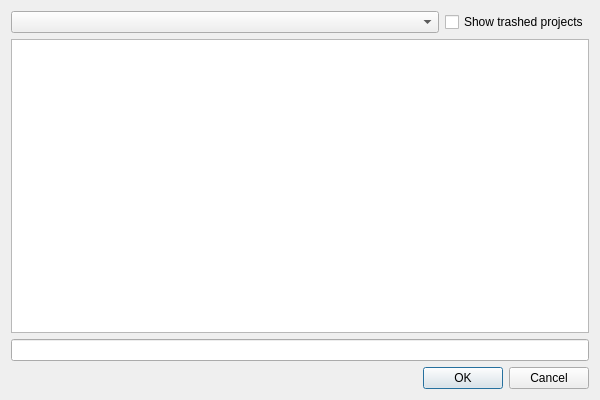
This is src/pythonGui/karabo_gui/project/dialog/project_handle.ui in European-XFEL/Karabo as Qt 5 draws it before an edit. The edited form follows.
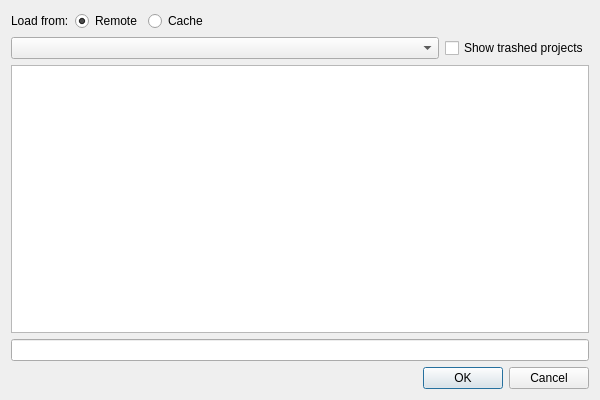
This is the edited form.

Commit message: Implement "Load from Cache or Remote" in GUI [ciskip]

```diff
--- a/src/pythonGui/karabo_gui/project/dialog/project_handle.ui
+++ b/src/pythonGui/karabo_gui/project/dialog/project_handle.ui
@@ -14,6 +14,47 @@
    <string>Dialog</string>
   </property>
   <layout class="QVBoxLayout" name="verticalLayout">
+   <item>
+    <layout class="QHBoxLayout" name="horizontalLayout_2">
+     <item>
+      <widget class="QLabel" name="laLoadFrom">
+       <property name="text">
+        <string>Load from:</string>
+       </property>
+      </widget>
+     </item>
+     <item>
+      <widget class="QRadioButton" name="rbFromRemote">
+       <property name="text">
+        <string>Remote</string>
+       </property>
+       <property name="checked">
+        <bool>true</bool>
+       </property>
+      </widget>
+     </item>
+     <item>
+      <widget class="QRadioButton" name="rbFromCache">
+       <property name="text">
+        <string>Cache</string>
+       </property>
+      </widget>
+     </item>
+     <item>
+      <spacer name="horizontalSpacer">
+       <property name="orientation">
+        <enum>Qt::Horizontal</enum>
+       </property>
+       <property name="sizeHint" stdset="0">
+        <size>
+         <width>40</width>
+         <height>20</height>
+        </size>
+       </property>
+      </spacer>
+     </item>
+    </layout>
+   </item>
    <item>
     <layout class="QHBoxLayout" name="horizontalLayout">
      <item>
```
Left out of the diff: 7 changed lines with no effect on the pictures. The commit also changes 5 other files.
